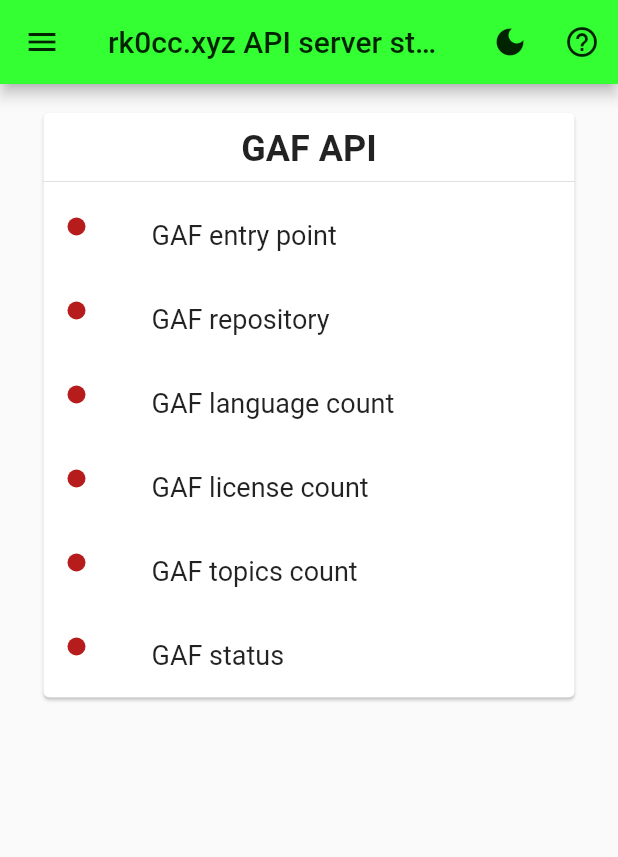
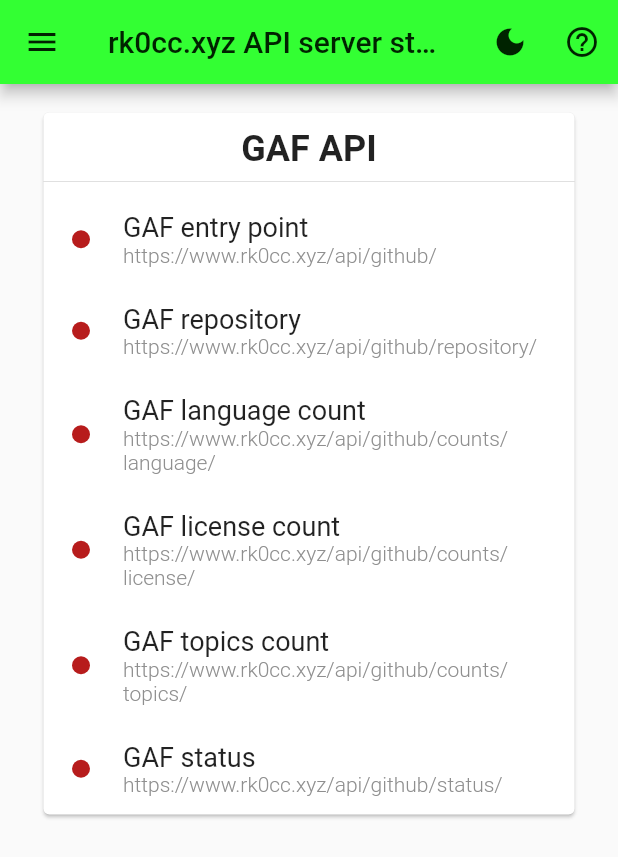
Before and after one commit to rk0cc-xyz/api-status, a Flutter app: the screen it shows after launch, on a phone screen of 412 x 824 dp. Shown: the top 857 px of the screen. Run offline on Flutter 3.47's test engine with Material 2 defaults, Android fonts, the light colour scheme and no system bars; our stand-ins replace google_fonts, hive_flutter; accounts and stored records are empty; network calls fail.

Commit message:
Improved, doc

```diff
--- a/lib/main.dart
+++ b/lib/main.dart
@@ -8,12 +8,15 @@ import 'theme.dart' show rk0ccLightTheme, rk0ccDarkTheme;
 
 void main() async {
   if (!kIsWeb) {
+    // Disallow run as desktop and mobile app.
     throw UnsupportedError(
         "This is a web application, and only run on browser.");
   }
 
   await Hive.initFlutter();
   Box settingBox = await Hive.openBox("setting");
+
+  // Initalize setting data if no record.
   if (!settingBox.containsKey("dark_mode")) {
     await settingBox.put("dark_mode", false);
   }
@@ -21,7 +24,9 @@ void main() async {
   runApp(const Rk0ccStatus());
 }
 
+/// Web app entry point of reporting rk0cc.xyz's API status.
 class Rk0ccStatus extends StatelessWidget {
+  /// Construct the app.
   const Rk0ccStatus({Key? key}) : super(key: key);
 
   @override
@@ -37,6 +42,7 @@ class Rk0ccStatus extends StatelessWidget {
           title: "API server status in rk0cc.xyz"));
 }
 
+/// Context uses for rendering API server status.
 class Rk0ccStatusPage extends StatelessWidget {
   final Box<dynamic> _hiveSetting;
   final List<APIStatusCard> _statusCards = <APIStatusCard>[
@@ -50,6 +56,8 @@ class Rk0ccStatusPage extends StatelessWidget {
     }, title: "GAF API")
   ];
 
+  /// Construct the page with [hiveSetting] which come from
+  /// [ValueListenableBuilder].
   Rk0ccStatusPage({Key? key, required Box<dynamic> hiveSetting})
       : this._hiveSetting = hiveSetting,
         super(key: key);
@@ -88,7 +96,18 @@ class Rk0ccStatusPage extends StatelessWidget {
                   if (await url_launcher.canLaunchUrl(site)) {
                     url_launcher.launchUrl(site);
                   }
-                })
+                }),
+            ListTile(
+              leading: Icon(Icons.email_outlined),
+              title: const Text("Contact rk0cc"),
+              onTap: () async {
+                var mail = Uri.parse("mailto:enquiry@rk0cc.xyz");
+
+                if (await url_launcher.canLaunchUrl(mail)) {
+                  url_launcher.launchUrl(mail);
+                }
+              },
+            )
           ])),
           body: Center(
               child: Container(
--- a/lib/status.dart
+++ b/lib/status.dart
@@ -19,7 +19,9 @@ enum APIStatusIndicator {
   client_error
 }
 
+/// An extension for defining [Widget] render when reporting status.
 extension APIStatusIndicatorExtension on APIStatusIndicator {
+  /// Indicate [Color] uses for repersenting current API status.
   Color get statusColour {
     switch (this) {
       case APIStatusIndicator.normal:
@@ -35,6 +37,7 @@ extension APIStatusIndicatorExtension on APIStatusIndicator {
     }
   }
 
+  /// Status description.
   String get description {
     switch (this) {
       case APIStatusIndicator.normal:
@@ -52,12 +55,15 @@ extension APIStatusIndicatorExtension on APIStatusIndicator {
 }
 
 extension on APIStatusIndicator {
+  /// Generate [CircleAvatar] with [statusColour] for indicate API status in
+  /// [Widget].
   CircleAvatar get statusDot => CircleAvatar(
         backgroundColor: this.statusColour,
         maxRadius: 6,
         minRadius: 4,
       );
 
+  /// Render [description] of the status.
   ListTile get descriptionTile => ListTile(
       leading: statusDot,
       contentPadding: const EdgeInsets.all(4),
@@ -65,6 +71,8 @@ extension on APIStatusIndicator {
           style: const TextStyle(fontSize: 14, fontWeight: FontWeight.w300)));
 }
 
+/// A callback for opening [AlertDialog] and display [APIStatusIndicator]'s
+/// colour's meaning.
 void openStatusHelp(BuildContext context) => showDialog(
     context: context,
     builder: (context) => AlertDialog(
@@ -81,10 +89,15 @@ void openStatusHelp(BuildContext context) => showDialog(
                   child: const Text("Close"))
             ]));
 
+/// A widget for rendering API status.
 class APIStatusField extends StatefulWidget {
   final String _apisite;
+
+  /// Title uses for displaying the field.
   final String label;
 
+  /// Build new widget with specified [apisite] which under rk0cc.xyz's API path
+  /// and apply [label] for display title.
   APIStatusField({Key? key, required String apisite, required this.label})
       : this._apisite = (() {
           String og = apisite;
@@ -106,7 +119,14 @@ class APIStatusField extends StatefulWidget {
 }
 
 class _APIStatusFieldState extends State<APIStatusField> {
+  /*
+    Do not process in FutureBuilder directly.
+
+    If did it, it make a new request when window resized every pixel.
+  */
   late final Future<int> _apistatus;
+
+  String get _reqsite => "https://www.rk0cc.xyz/api${widget._apisite}";
 
   @override
   void initState() {
@@ -114,8 +134,7 @@ class _APIStatusFieldState extends State<APIStatusField> {
     _apistatus = Future(() async {
       var c = http.Client();
 
-      http.Request req = http.Request(
-          "HEAD", Uri.parse("https://www.rk0cc.xyz/api${widget._apisite}"));
+      http.Request req = http.Request("HEAD", Uri.parse(_reqsite));
 
       var resp;
       int tolerance = 0;
@@ -139,14 +158,32 @@ class _APIStatusFieldState extends State<APIStatusField> {
     });
   }
 
-  ListTile _listTileBuilder(BuildContext context,
-      {required APIStatusIndicator status}) {
-    return ListTile(
-        leading: status.statusDot,
-        title: Text(widget.label,
-            style:
-                const TextStyle(fontSize: 18, fontWeight: FontWeight.normal)));
-  }
+  Widget _listTileBuilder(BuildContext context,
+          {required APIStatusIndicator status}) =>
+      Padding(
+          padding: const EdgeInsets.symmetric(horizontal: 5, vertical: 12),
+          child: Row(
+            children: <Widget>[
+              Padding(
+                  padding: const EdgeInsets.only(left: 8, right: 16),
+                  child: SizedBox.square(
+                      dimension: 24, child: Center(child: status.statusDot))),
+              Expanded(
+                  child: Column(
+                crossAxisAlignment: CrossAxisAlignment.start,
+                children: <Text>[
+                  Text(widget.label,
+                      style: const TextStyle(
+                          fontSize: 18, fontWeight: FontWeight.normal)),
+                  Text(_reqsite,
+                      style: TextStyle(
+                          color: Color(0xff8f8f8f),
+                          fontSize: 14,
+                          fontWeight: FontWeight.w300))
+                ],
+              ))
+            ],
+          ));
 
   @override
   Widget build(BuildContext context) => FutureBuilder<int>(
@@ -175,10 +212,17 @@ class _APIStatusFieldState extends State<APIStatusField> {
       });
 }
 
+/// Build a [Card] for containing entire API status.
 class APIStatusCard extends StatelessWidget {
   final Map<String, String> _sitemap;
+
+  /// Title of this [Card].
   final String title;
 
+  /// Construct a card with provided [sitemap] and the [title].
+  ///
+  /// [sitemap]'s key is the [APIStatusField]'s title and value is path to the
+  /// API.
   APIStatusCard(
       {Key? key, required Map<String, String> sitemap, required this.title})
       : assert(sitemap.isNotEmpty),
--- a/lib/theme.dart
+++ b/lib/theme.dart
@@ -1,15 +1,15 @@
 import 'package:flutter/material.dart';
 import 'package:google_fonts/google_fonts.dart';
 
-class Rk0ccMaterialColour extends MaterialColor {
-  static const int _primaryHex = 0xff33ff33;
+const int _rk0ccPrimaryHex = 0xff33ff33;
 
-  const Rk0ccMaterialColour()
-      : super(_primaryHex, const <int, Color>{
+/// [MaterialColor] set of rk0cc's colour scheme.
+const MaterialColor rk0ccMaterialColour =
+    MaterialColor(_rk0ccPrimaryHex, const <int, Color>{
   50: Color(0xffedffed),
   100: Color(0xffc9ffc9),
   200: Color(0xff83ff83),
-          300: Color(_primaryHex),
+  300: Color(_rk0ccPrimaryHex),
   400: Color(0xff00e400),
   500: Color(0xff00c100),
   600: Color(0xff008c00),
@@ -17,36 +17,26 @@ class Rk0ccMaterialColour extends MaterialColor {
   800: Color(0xff004600),
   900: Color(0xff002300)
 });
-}
 
+/// A [ThemeData] uses on light mode.
 final ThemeData rk0ccLightTheme = ThemeData(
-    primaryColor: const Rk0ccMaterialColour(),
-    disabledColor: const Rk0ccMaterialColour()[100],
-    drawerTheme:
-        DrawerThemeData(backgroundColor: const Rk0ccMaterialColour()[50]),
+    brightness: Brightness.light,
+    primaryColor: rk0ccMaterialColour,
+    disabledColor: rk0ccMaterialColour[100],
+    drawerTheme: DrawerThemeData(backgroundColor: rk0ccMaterialColour[50]),
     appBarTheme: AppBarTheme(
-        backgroundColor: const Rk0ccMaterialColour(),
-        foregroundColor: const Rk0ccMaterialColour()[900]),
+        backgroundColor: rk0ccMaterialColour,
+        foregroundColor: rk0ccMaterialColour[900]),
     textTheme: GoogleFonts.robotoTextTheme());
 
-final ThemeData rk0ccDarkTheme = ThemeData.dark().copyWith(
-    primaryColor: const Rk0ccMaterialColour()[600],
-    disabledColor: const Rk0ccMaterialColour()[800],
-    drawerTheme:
-        DrawerThemeData(backgroundColor: const Rk0ccMaterialColour()[900]),
+/// A [ThemeData] uses on dark mode.
+final ThemeData rk0ccDarkTheme = ThemeData(
+    brightness: Brightness.dark,
+    primaryColor: rk0ccMaterialColour[600],
+    disabledColor: rk0ccMaterialColour[800],
+    drawerTheme: DrawerThemeData(backgroundColor: rk0ccMaterialColour[900]),
     appBarTheme: AppBarTheme(
-        backgroundColor: const Rk0ccMaterialColour()[600],
-        foregroundColor: const Rk0ccMaterialColour()[50]),
-    textTheme: GoogleFonts.robotoTextTheme().copyWith(
-        bodyText1: const TextStyle(color: Colors.white),
-        bodyText2: const TextStyle(color: Colors.white),
-        headline1: const TextStyle(color: Colors.white),
-        headline2: const TextStyle(color: Colors.white),
-        headline3: const TextStyle(color: Colors.white),
-        headline4: const TextStyle(color: Colors.white),
-        headline5: const TextStyle(color: Colors.white),
-        headline6: const TextStyle(color: Colors.white),
-        caption: const TextStyle(color: Colors.white),
-        overline: const TextStyle(color: Colors.white),
-        subtitle1: const TextStyle(color: Colors.white),
-        subtitle2: const TextStyle(color: Colors.white)));
+        backgroundColor: rk0ccMaterialColour[600],
+        foregroundColor: rk0ccMaterialColour[50]),
+    textTheme: GoogleFonts.robotoTextTheme()
+        .apply(bodyColor: Colors.white, displayColor: Colors.white));
```
Lines whose indentation alone changed are shown as unchanged.
